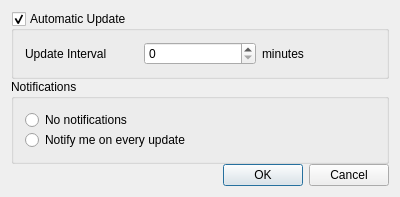
The window that mainwindow.ui (nathanpc/currency-monitor) describes before a commit, drawn with Qt 5.
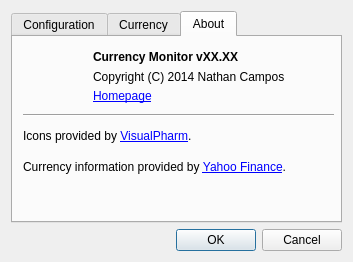
The same window after the commit. The open tabs and pages were chosen to show the change. Icons and pictures are not drawn.

Commit message: Working in the layout of the settings window

What changed in the file:
```diff
--- a/mainwindow.ui
+++ b/mainwindow.ui
@@ -6,12 +6,24 @@
    <rect>
     <x>0</x>
     <y>0</y>
-    <width>400</width>
-    <height>196</height>
+    <width>353</width>
+    <height>262</height>
    </rect>
   </property>
+  <property name="minimumSize">
+   <size>
+    <width>353</width>
+    <height>262</height>
+   </size>
+  </property>
+  <property name="maximumSize">
+   <size>
+    <width>353</width>
+    <height>262</height>
+   </size>
+  </property>
   <property name="windowTitle">
-   <string>Currency Monitor Settings</string>
+   <string>Settings</string>
   </property>
   <property name="windowIcon">
    <iconset resource="images.qrc">
@@ -20,34 +32,25 @@
   <widget class="QWidget" name="centralWidget">
    <layout class="QGridLayout" name="gridLayout">
     <property name="verticalSpacing">
-     <number>0</number>
+     <number>6</number>
     </property>
-    <item row="1" column="0">
-     <widget class="QGroupBox" name="groupBox_2">
-      <property name="title">
-       <string>Notifications</string>
+    <item row="2" column="0">
+     <widget class="QDialogButtonBox" name="buttonBox">
+      <property name="standardButtons">
+       <set>QDialogButtonBox::Cancel|QDialogButtonBox::Ok</set>
       </property>
-      <layout class="QGridLayout" name="gridLayout_3">
-       <property name="verticalSpacing">
-        <number>0</number>
-       </property>
+     </widget>
+    </item>
        <item row="0" column="0">
-        <widget class="QRadioButton" name="noNotificationRadio">
-         <property name="text">
-          <string>No notifications</string>
-         </property>
-        </widget>
-       </item>
-       <item row="1" column="0">
-        <widget class="QRadioButton" name="updateNotificationRadio">
-         <property name="text">
-          <string>Notify me on every update</string>
-         </property>
-        </widget>
-       </item>
-      </layout>
-     </widget>
-    </item>
+     <widget class="QTabWidget" name="tabWidget">
+      <property name="currentIndex">
+       <number>1</number>
+      </property>
+      <widget class="QWidget" name="tab_configuration">
+       <attribute name="title">
+        <string>Configuration</string>
+       </attribute>
+       <layout class="QGridLayout" name="gridLayout_4">
     <item row="0" column="0">
      <widget class="QGroupBox" name="updateGroupBox">
       <property name="title">
@@ -88,11 +91,173 @@
       </layout>
      </widget>
     </item>
+        <item row="1" column="0">
+         <widget class="QGroupBox" name="groupBox_2">
+          <property name="title">
+           <string>Notifications</string>
+          </property>
+          <layout class="QGridLayout" name="gridLayout_3">
+           <property name="verticalSpacing">
+            <number>0</number>
+           </property>
+           <item row="0" column="0">
+            <widget class="QRadioButton" name="noNotificationRadio">
+             <property name="text">
+              <string>No notifications</string>
+             </property>
+            </widget>
+           </item>
+           <item row="1" column="0">
+            <widget class="QRadioButton" name="updateNotificationRadio">
+             <property name="text">
+              <string>Notify me on every update</string>
+             </property>
+            </widget>
+           </item>
+          </layout>
+         </widget>
+        </item>
+       </layout>
+      </widget>
+      <widget class="QWidget" name="tab_currency">
+       <attribute name="title">
+        <string>Currency</string>
+       </attribute>
+       <layout class="QGridLayout" name="gridLayout_5">
     <item row="2" column="0">
-     <widget class="QDialogButtonBox" name="buttonBox">
-      <property name="standardButtons">
-       <set>QDialogButtonBox::Cancel|QDialogButtonBox::Ok</set>
-      </property>
+         <layout class="QHBoxLayout" name="horizontalLayout_2">
+          <item>
+           <widget class="QPushButton" name="pushButton_2">
+            <property name="text">
+             <string>Remove</string>
+            </property>
+           </widget>
+          </item>
+          <item>
+           <widget class="QPushButton" name="pushButton">
+            <property name="text">
+             <string>Add</string>
+            </property>
+           </widget>
+          </item>
+         </layout>
+        </item>
+        <item row="0" column="0">
+         <widget class="QListWidget" name="currencyList"/>
+        </item>
+       </layout>
+      </widget>
+      <widget class="QWidget" name="tab_about">
+       <attribute name="title">
+        <string>About</string>
+       </attribute>
+       <widget class="QLabel" name="label_3">
+        <property name="geometry">
+         <rect>
+          <x>10</x>
+          <y>10</y>
+          <width>61</width>
+          <height>61</height>
+         </rect>
+        </property>
+        <property name="text">
+         <string/>
+        </property>
+        <property name="pixmap">
+         <pixmap resource="images.qrc">:/images/icon.png</pixmap>
+        </property>
+        <property name="scaledContents">
+         <bool>true</bool>
+        </property>
+       </widget>
+       <widget class="QLabel" name="lbl_appname">
+        <property name="geometry">
+         <rect>
+          <x>80</x>
+          <y>10</y>
+          <width>241</width>
+          <height>19</height>
+         </rect>
+        </property>
+        <property name="font">
+         <font>
+          <weight>75</weight>
+          <bold>true</bold>
+         </font>
+        </property>
+        <property name="text">
+         <string>Currency Monitor vXX.XX</string>
+        </property>
+       </widget>
+       <widget class="QLabel" name="label_4">
+        <property name="geometry">
+         <rect>
+          <x>80</x>
+          <y>50</y>
+          <width>241</width>
+          <height>19</height>
+         </rect>
+        </property>
+        <property name="text">
+         <string>&lt;html&gt;&lt;head/&gt;&lt;body&gt;&lt;p&gt;&lt;a href=&quot;http://nathanpc.github.io/currency-monitor/&quot;&gt;&lt;span style=&quot; text-decoration: underline; color:#0000ff;&quot;&gt;Homepage&lt;/span&gt;&lt;/a&gt;&lt;/p&gt;&lt;/body&gt;&lt;/html&gt;</string>
+        </property>
+       </widget>
+       <widget class="QLabel" name="label_5">
+        <property name="geometry">
+         <rect>
+          <x>80</x>
+          <y>30</y>
+          <width>241</width>
+          <height>19</height>
+         </rect>
+        </property>
+        <property name="text">
+         <string>Copyright (C) 2014 Nathan Campos</string>
+        </property>
+       </widget>
+       <widget class="Line" name="line">
+        <property name="geometry">
+         <rect>
+          <x>10</x>
+          <y>70</y>
+          <width>311</width>
+          <height>16</height>
+         </rect>
+        </property>
+        <property name="orientation">
+         <enum>Qt::Horizontal</enum>
+        </property>
+       </widget>
+       <widget class="QLabel" name="label_6">
+        <property name="geometry">
+         <rect>
+          <x>10</x>
+          <y>90</y>
+          <width>311</width>
+          <height>19</height>
+         </rect>
+        </property>
+        <property name="text">
+         <string>&lt;html&gt;&lt;head/&gt;&lt;body&gt;&lt;p&gt;Icons provided by &lt;a href=&quot;http://www.visualpharm.com/&quot;&gt;&lt;span style=&quot; text-decoration: underline; color:#0000ff;&quot;&gt;VisualPharm&lt;/span&gt;&lt;/a&gt;.&lt;/p&gt;&lt;/body&gt;&lt;/html&gt;</string>
+        </property>
+       </widget>
+       <widget class="QLabel" name="label_7">
+        <property name="geometry">
+         <rect>
+          <x>10</x>
+          <y>110</y>
+          <width>311</width>
+          <height>41</height>
+         </rect>
+        </property>
+        <property name="text">
+         <string>&lt;html&gt;&lt;head/&gt;&lt;body&gt;&lt;p&gt;Currency information provided by &lt;a href=&quot;http://finance.yahoo.com/&quot;&gt;&lt;span style=&quot; text-decoration: underline; color:#0000ff;&quot;&gt;Yahoo Finance&lt;/span&gt;&lt;/a&gt;.&lt;/p&gt;&lt;/body&gt;&lt;/html&gt;</string>
+        </property>
+        <property name="wordWrap">
+         <bool>true</bool>
+        </property>
+       </widget>
+      </widget>
      </widget>
     </item>
    </layout>
```
Lines whose indentation alone changed are shown as unchanged. The commit also changes 2 other files.
